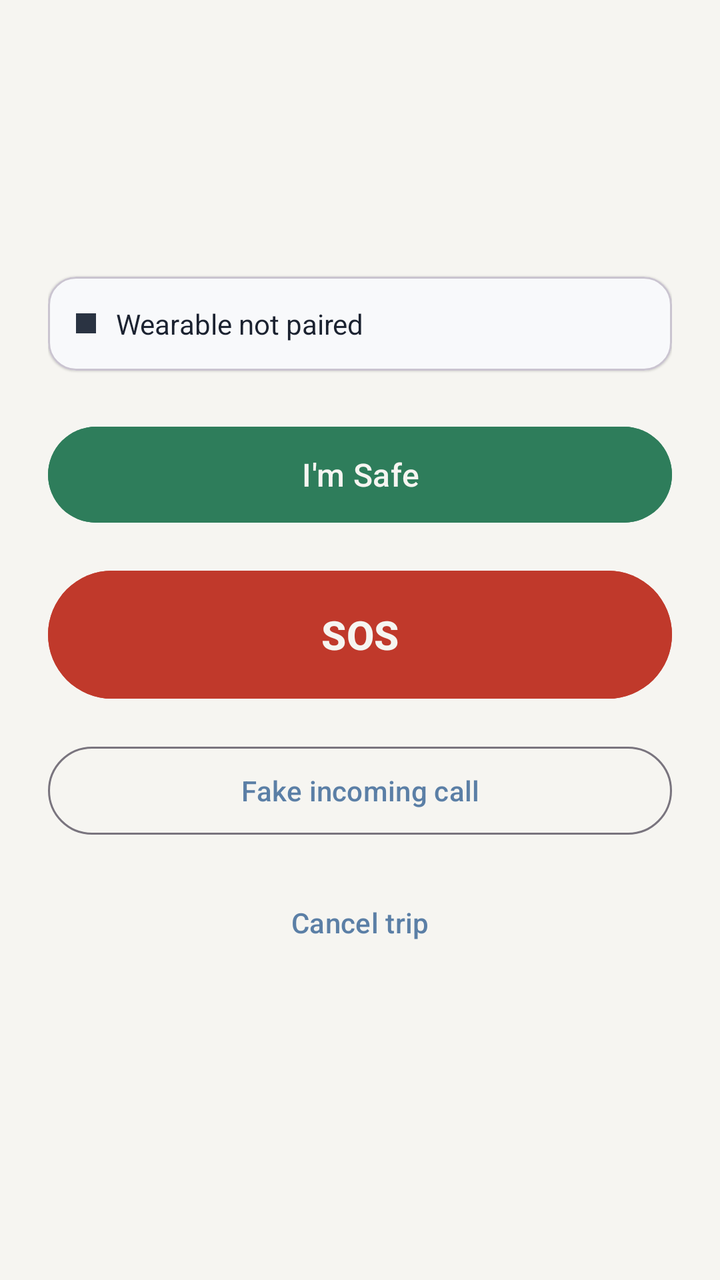
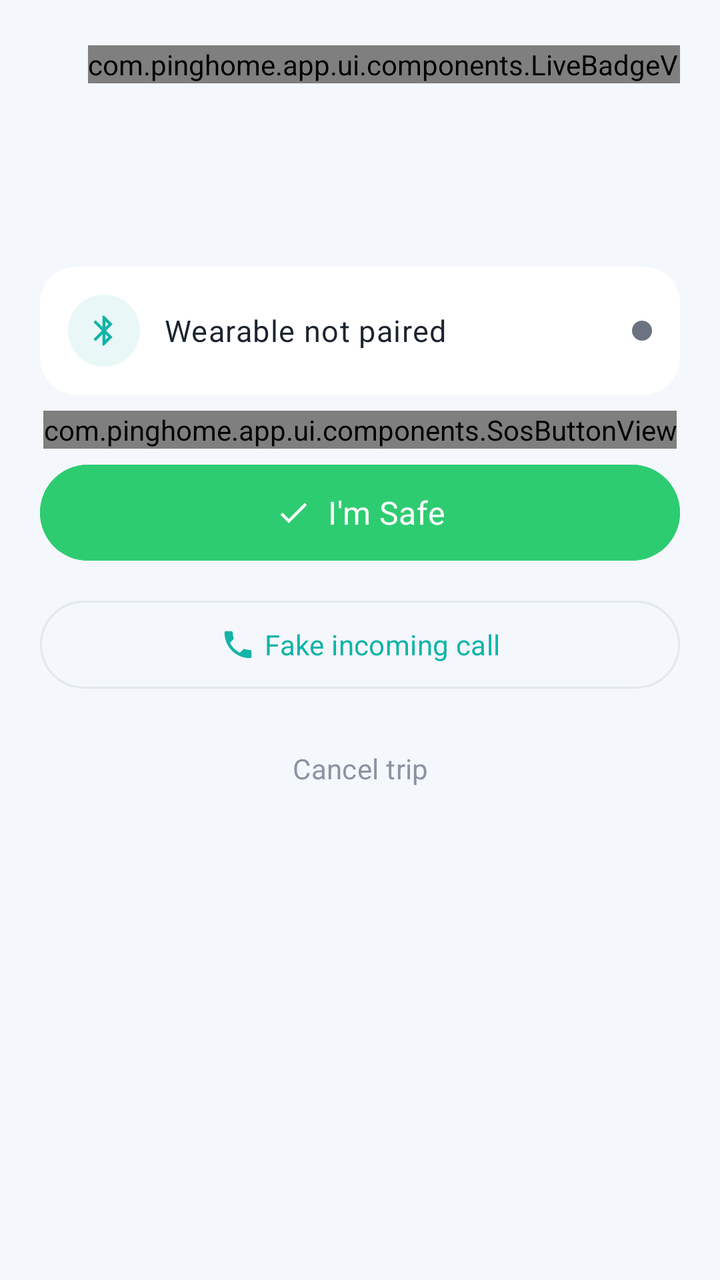

The first picture is an Android layout as it rendered before a commit; the second is the same layout after the commit. The layout source and the unified diff follow.
<!-- AndroidManifest.xml: application theme Theme.PingHome -->
<!-- res/layout/activity_active_trip.xml -->
<?xml version="1.0" encoding="utf-8"?>
<ScrollView xmlns:android="http://schemas.android.com/apk/res/android"
    xmlns:app="http://schemas.android.com/apk/res-auto"
    android:layout_width="match_parent"
    android:layout_height="match_parent"
    android:background="?attr/android:colorBackground">

    <LinearLayout
        android:layout_width="match_parent"
        android:layout_height="wrap_content"
        android:orientation="vertical"
        android:padding="24dp">

        <TextView
            android:id="@+id/statusPill"
            android:layout_width="wrap_content"
            android:layout_height="wrap_content"
            android:paddingHorizontal="14dp"
            android:paddingVertical="6dp"
            android:textColor="@color/off_white"
            android:textStyle="bold" />

        <TextView
            android:id="@+id/destinationText"
            android:layout_width="match_parent"
            android:layout_height="wrap_content"
            android:layout_marginTop="16dp"
            android:textSize="24sp"
            android:textStyle="bold"
            android:textColor="?attr/colorOnBackground" />

        <TextView
            android:id="@+id/expectedArrivalText"
            android:layout_width="match_parent"
            android:layout_height="wrap_content"
            android:textColor="?attr/colorOnBackground"
            android:alpha="0.7" />

        <com.google.android.material.card.MaterialCardView
            android:layout_width="match_parent"
            android:layout_height="wrap_content"
            android:layout_marginTop="16dp"
            app:cardCornerRadius="14dp"
            app:cardElevation="0.5dp">

            <LinearLayout
                android:layout_width="match_parent"
                android:layout_height="wrap_content"
                android:orientation="horizontal"
                android:gravity="center_vertical"
                android:padding="14dp">

                <View
                    android:id="@+id/wearableDot"
                    android:layout_width="10dp"
                    android:layout_height="10dp"
                    android:background="@color/charcoal_700" />

                <TextView
                    android:id="@+id/wearableStatusText"
                    android:layout_width="0dp"
                    android:layout_height="wrap_content"
                    android:layout_weight="1"
                    android:layout_marginStart="10dp"
                    android:text="Wearable not paired"
                    android:textColor="?attr/colorOnSurface" />
            </LinearLayout>
        </com.google.android.material.card.MaterialCardView>

        <com.google.android.material.button.MaterialButton
            android:id="@+id/imSafeButton"
            android:layout_width="match_parent"
            android:layout_height="56dp"
            android:layout_marginTop="24dp"
            android:backgroundTint="@color/safe_green"
            android:text="@string/action_im_safe"
            android:textSize="16sp" />

        <com.google.android.material.button.MaterialButton
            android:id="@+id/sosButton"
            android:layout_width="match_parent"
            android:layout_height="72dp"
            android:layout_marginTop="16dp"
            android:backgroundTint="@color/sos_red"
            android:text="@string/action_sos"
            android:textSize="20sp"
            android:textStyle="bold" />

        <com.google.android.material.button.MaterialButton
            android:id="@+id/fakeCallButton"
            style="@style/Widget.Material3.Button.OutlinedButton"
            android:layout_width="match_parent"
            android:layout_height="52dp"
            android:layout_marginTop="16dp"
            android:text="@string/action_fake_call" />

        <com.google.android.material.button.MaterialButton
            android:id="@+id/cancelTripButton"
            style="@style/Widget.Material3.Button.TextButton"
            android:layout_width="match_parent"
            android:layout_height="wrap_content"
            android:layout_marginTop="16dp"
            android:text="@string/action_cancel_trip" />

    </LinearLayout>
</ScrollView>
<!-- resources referenced by this layout -->
<resources>
  <color name="charcoal_700">#2A3342</color>
  <color name="off_white">#F6F5F1</color>
  <color name="safe_green">#2E7D5B</color>
  <color name="sos_red">#C0392B</color>
  <string name="action_sos">SOS</string>
  <style name="Theme.PingHome" parent="Theme.Material3.Light.NoActionBar">
          <item name="colorPrimary">@color/blue_muted</item>
          <item name="colorPrimaryDark">@color/navy_900</item>
          <item name="colorOnPrimary">@color/off_white</item>
          <item name="colorSecondary">@color/navy_800</item>
          <item name="colorSurface">@color/surface_light</item>
          <item name="android:colorBackground">@color/off_white</item>
          <item name="colorOnBackground">@color/text_primary_light</item>
          <item name="colorOnSurface">@color/text_primary_light</item>
          <item name="colorError">@color/sos_red</item>
          <item name="android:statusBarColor">@color/navy_900</item>
          <item name="android:windowLightStatusBar">false</item>
      </style>
  <color name="blue_muted">#5B7FA6</color>
  <color name="navy_900">#0F1B2D</color>
  <color name="navy_800">#16243B</color>
  <color name="surface_light">#FFFFFF</color>
  <color name="text_primary_light">#1B2230</color>
  <!-- unchanged entries left out for length: 3 -->
</resources>

<!-- the commit's change to res/layout/activity_active_trip.xml (unified diff, before → after) -->
@@ -9,39 +9,54 @@
         android:layout_width="match_parent"
         android:layout_height="wrap_content"
         android:orientation="vertical"
-        android:padding="24dp">
+        android:paddingHorizontal="20dp"
+        android:paddingTop="20dp"
+        android:paddingBottom="28dp">
 
-        <TextView
-            android:id="@+id/statusPill"
-            android:layout_width="wrap_content"
+        <LinearLayout
+            android:layout_width="match_parent"
             android:layout_height="wrap_content"
-            android:paddingHorizontal="14dp"
-            android:paddingVertical="6dp"
-            android:textColor="@color/off_white"
-            android:textStyle="bold" />
+            android:orientation="horizontal"
+            android:gravity="center_vertical">
+
+            <TextView
+                android:id="@+id/statusPill"
+                android:layout_width="wrap_content"
+                android:layout_height="wrap_content"
+                android:paddingHorizontal="12dp"
+                android:paddingVertical="5dp"
+                android:textAppearance="@style/TextAppearance.PingHome.LabelSmall"
+                android:textColor="@color/white" />
+
+            <Space
+                android:layout_width="0dp"
+                android:layout_height="1dp"
+                android:layout_weight="1" />
+
+            <com.pinghome.app.ui.components.LiveBadgeView
+                android:id="@+id/liveBadge"
+                android:layout_width="wrap_content"
+                android:layout_height="wrap_content" />
+        </LinearLayout>
 
         <TextView
             android:id="@+id/destinationText"
             android:layout_width="match_parent"
             android:layout_height="wrap_content"
             android:layout_marginTop="16dp"
-            android:textSize="24sp"
-            android:textStyle="bold"
-            android:textColor="?attr/colorOnBackground" />
+            android:textAppearance="@style/TextAppearance.PingHome.Headline" />
 
         <TextView
             android:id="@+id/expectedArrivalText"
             android:layout_width="match_parent"
             android:layout_height="wrap_content"
-            android:textColor="?attr/colorOnBackground"
-            android:alpha="0.7" />
+            android:layout_marginTop="4dp"
+            android:textAppearance="@style/TextAppearance.PingHome.BodyMuted" />
 
         <com.google.android.material.card.MaterialCardView
             android:layout_width="match_parent"
             android:layout_height="wrap_content"
-            android:layout_marginTop="16dp"
-            app:cardCornerRadius="14dp"
-            app:cardElevation="0.5dp">
+            android:layout_marginTop="16dp">
 
             <LinearLayout
                 android:layout_width="match_parent"
@@ -50,56 +65,72 @@
                 android:gravity="center_vertical"
                 android:padding="14dp">
 
-                <View
-                    android:id="@+id/wearableDot"
-                    android:layout_width="10dp"
-                    android:layout_height="10dp"
-                    android:background="@color/charcoal_700" />
+                <FrameLayout
+                    android:layout_width="36dp"
+                    android:layout_height="36dp"
+                    android:background="@drawable/bg_avatar">
+                    <ImageView
+                        android:layout_width="18dp"
+                        android:layout_height="18dp"
+                        android:layout_gravity="center"
+                        android:src="@drawable/ic_bluetooth"
+                        app:tint="?attr/colorPrimary"
+                        android:contentDescription="@null" />
+                </FrameLayout>
 
                 <TextView
                     android:id="@+id/wearableStatusText"
                     android:layout_width="0dp"
                     android:layout_height="wrap_content"
                     android:layout_weight="1"
-                    android:layout_marginStart="10dp"
+                    android:layout_marginStart="12dp"
                     android:text="Wearable not paired"
-                    android:textColor="?attr/colorOnSurface" />
+                    android:textAppearance="@style/TextAppearance.PingHome.Body" />
+
+                <View
+                    android:id="@+id/wearableDot"
+                    android:layout_width="10dp"
+                    android:layout_height="10dp"
+                    android:background="@drawable/bg_pill" />
             </LinearLayout>
         </com.google.android.material.card.MaterialCardView>
+
+        <com.pinghome.app.ui.components.SosButtonView
+            android:id="@+id/sosButton"
+            android:layout_width="wrap_content"
+            android:layout_height="wrap_content"
+            android:layout_gravity="center_horizontal"
+            android:layout_marginTop="8dp"
+            app:sosSize="170dp" />
 
         <com.google.android.material.button.MaterialButton
             android:id="@+id/imSafeButton"
             android:layout_width="match_parent"
             android:layout_height="56dp"
-            android:layout_marginTop="24dp"
+            android:layout_marginTop="4dp"
             android:backgroundTint="@color/safe_green"
+            app:icon="@drawable/ic_check"
+            app:iconGravity="textStart"
             android:text="@string/action_im_safe"
             android:textSize="16sp" />
 
         <com.google.android.material.button.MaterialButton
-            android:id="@+id/sosButton"
-            android:layout_width="match_parent"
-            android:layout_height="72dp"
-            android:layout_marginTop="16dp"
-            android:backgroundTint="@color/sos_red"
-            android:text="@string/action_sos"
-            android:textSize="20sp"
-            android:textStyle="bold" />
-
-        <com.google.android.material.button.MaterialButton
             android:id="@+id/fakeCallButton"
-            style="@style/Widget.Material3.Button.OutlinedButton"
+            style="@style/Widget.PingHome.Button.Outlined"
             android:layout_width="match_parent"
             android:layout_height="52dp"
-            android:layout_marginTop="16dp"
+            android:layout_marginTop="12dp"
+            app:icon="@drawable/ic_phone"
+            app:iconGravity="textStart"
             android:text="@string/action_fake_call" />
 
         <com.google.android.material.button.MaterialButton
             android:id="@+id/cancelTripButton"
-            style="@style/Widget.Material3.Button.TextButton"
+            style="@style/Widget.PingHome.Button.Text"
             android:layout_width="match_parent"
             android:layout_height="wrap_content"
-            android:layout_marginTop="16dp"
+            android:layout_marginTop="12dp"
+            android:textColor="?attr/colorMuted"
             android:text="@string/action_cancel_trip" />
 
     </LinearLayout>
<!-- resource entries referenced after the edit -->
@@ -1,28 +1,162 @@
 <!-- resources referenced by this layout -->
 <resources>
-  <color name="charcoal_700">#2A3342</color>
-  <color name="off_white">#F6F5F1</color>
-  <color name="safe_green">#2E7D5B</color>
-  <color name="sos_red">#C0392B</color>
-  <string name="action_sos">SOS</string>
+  <color name="safe_green">#2ECC71</color>
+  <color name="white">#FFFFFF</color>
+  <!-- drawable bg_avatar (drawable) -->
+  <?xml version="1.0" encoding="utf-8"?>
+  <shape xmlns:android="http://schemas.android.com/apk/res/android" android:shape="oval">
+      <solid android:color="?attr/colorPrimaryContainer" />
+  </shape>
+  <!-- drawable bg_pill (drawable) -->
+  <?xml version="1.0" encoding="utf-8"?>
+  <shape xmlns:android="http://schemas.android.com/apk/res/android" android:shape="rectangle">
+      <solid android:color="@color/neutral_pill" />
+      <corners android:radius="50dp" />
+  </shape>
+  <!-- drawable ic_bluetooth (drawable) -->
+  <?xml version="1.0" encoding="utf-8"?>
+  <vector xmlns:android="http://schemas.android.com/apk/res/android"
+      android:width="24dp" android:height="24dp"
+      android:viewportWidth="24" android:viewportHeight="24"
+      android:tint="?attr/colorControlNormal">
+      <path android:fillColor="@android:color/white" android:pathData="M17.71,7.71L12,2h-1v7.59L6.41,5 5,6.41 10.59,12 5,17.59 6.41,19 11,14.41V22h1l5.71,-5.71 -4.3,-4.29 4.3,-4.29zM13,5.83l1.88,1.88L13,9.59V5.83zM14.88,16.29L13,18.17v-3.76l1.88,1.88z" />
+  </vector>
+  <!-- drawable ic_check (drawable) -->
+  <?xml version="1.0" encoding="utf-8"?>
+  <vector xmlns:android="http://schemas.android.com/apk/res/android"
+      android:width="24dp" android:height="24dp"
+      android:viewportWidth="24" android:viewportHeight="24"
+      android:tint="?attr/colorControlNormal">
+      <path android:fillColor="@android:color/white" android:pathData="M9,16.17L4.83,12l-1.42,1.41L9,19 21,7l-1.41,-1.41z" />
+  </vector>
+  <!-- drawable ic_phone (drawable) -->
+  <?xml version="1.0" encoding="utf-8"?>
+  <vector xmlns:android="http://schemas.android.com/apk/res/android"
+      android:width="24dp" android:height="24dp"
+      android:viewportWidth="24" android:viewportHeight="24"
+      android:tint="?attr/colorControlNormal">
+      <path android:fillColor="@android:color/white" android:pathData="M6.62,10.79c1.44,2.83 3.76,5.14 6.59,6.59l2.2,-2.2c0.27,-0.27 0.67,-0.36 1.02,-0.24 1.12,0.37 2.33,0.57 3.57,0.57 0.55,0 1,0.45 1,1V20c0,0.55 -0.45,1 -1,1 -9.39,0 -17,-7.61 -17,-17 0,-0.55 0.45,-1 1,-1h3.5c0.55,0 1,0.45 1,1 0,1.25 0.2,2.45 0.57,3.57 0.11,0.35 0.03,0.74 -0.25,1.02l-2.2,2.2z" />
+  </vector>
+  <style name="TextAppearance.PingHome.Body" parent="TextAppearance.Material3.BodyLarge">
+          <item name="android:textSize">15sp</item>
+          <item name="android:textColor">?attr/colorOnSurface</item>
+      </style>
+  <style name="TextAppearance.PingHome.BodyMuted" parent="TextAppearance.Material3.BodyMedium">
+          <item name="android:textSize">13sp</item>
+          <item name="android:textColor">?attr/colorMuted</item>
+      </style>
+  <style name="TextAppearance.PingHome.Headline" parent="TextAppearance.Material3.HeadlineMedium">
+          <item name="android:textSize">26sp</item>
+          <item name="android:fontFamily">sans-serif</item>
+          <item name="android:textStyle">bold</item>
+          <item name="android:letterSpacing">-0.01</item>
+          <item name="android:textColor">?attr/colorOnBackground</item>
+      </style>
+  <style name="TextAppearance.PingHome.LabelSmall" parent="TextAppearance.Material3.LabelMedium">
+          <item name="android:textSize">11sp</item>
+          <item name="android:fontFamily">sans-serif-medium</item>
+      </style>
+  <style name="Widget.PingHome.Button.Outlined" parent="Widget.Material3.Button.OutlinedButton">
+          <item name="cornerRadius">28dp</item>
+          <item name="android:textAppearance">@style/TextAppearance.PingHome.Label</item>
+          <item name="android:minHeight">52dp</item>
+          <item name="strokeColor">?attr/colorOutline</item>
+      </style>
+  <style name="Widget.PingHome.Button.Text" parent="Widget.Material3.Button.TextButton">
+          <item name="cornerRadius">28dp</item>
+          <item name="android:textAppearance">@style/TextAppearance.PingHome.Label</item>
+      </style>
+  <color name="sos_red">#D81B3F</color>
+  <style name="Widget.PingHome.Button" parent="Widget.Material3.Button">
+          <item name="cornerRadius">28dp</item>
+          <item name="android:textAppearance">@style/TextAppearance.PingHome.Label</item>
+          <item name="android:paddingLeft">20dp</item>
+          <item name="android:paddingRight">20dp</item>
+          <item name="android:minHeight">52dp</item>
+      </style>
+  <style name="Widget.PingHome.Card" parent="Widget.Material3.CardView.Filled">
+          <item name="cardCornerRadius">18dp</item>
+          <item name="cardElevation">0dp</item>
+          <item name="cardBackgroundColor">?attr/colorSurface</item>
+          <item name="strokeWidth">0dp</item>
+      </style>
+  <style name="Widget.PingHome.TextInput" parent="Widget.Material3.TextInputLayout.OutlinedBox">
+          <item name="boxCornerRadiusTopStart">14dp</item>
+          <item name="boxCornerRadiusTopEnd">14dp</item>
+          <item name="boxCornerRadiusBottomStart">14dp</item>
+          <item name="boxCornerRadiusBottomEnd">14dp</item>
+          <item name="boxStrokeColor">?attr/colorPrimary</item>
+      </style>
+  <style name="Widget.PingHome.BottomNav" parent="Widget.Material3.BottomNavigationView">
+          <item name="android:background">@drawable/bg_bottom_nav</item>
+          <item name="itemIconTint">@color/bottom_nav_item</item>
+          <item name="itemTextColor">@color/bottom_nav_item</item>
+          <item name="itemActiveIndicatorStyle">@style/Widget.PingHome.BottomNav.Indicator</item>
+          <item name="labelVisibilityMode">labeled</item>
+          <item name="elevation">12dp</item>
+      </style>
+  <style name="Widget.PingHome.Fab" parent="Widget.Material3.FloatingActionButton.Primary">
+          <item name="backgroundTint">?attr/colorPrimary</item>
+          <item name="tint">@color/white</item>
+          <item name="shapeAppearanceOverlay">@style/ShapeAppearance.PingHome.Fab</item>
+      </style>
+  <!-- drawable bg_bottom_nav (drawable) -->
+  <?xml version="1.0" encoding="utf-8"?>
+  <shape xmlns:android="http://schemas.android.com/apk/res/android" android:shape="rectangle">
+      <solid android:color="?attr/colorSurface" />
+      <corners android:topLeftRadius="24dp" android:topRightRadius="24dp" />
+  </shape>
+  <style name="Widget.PingHome.BottomNav.Indicator" parent="Widget.Material3.BottomNavigationView.ActiveIndicator">
+          <item name="android:color">@color/bottom_nav_indicator</item>
+      </style>
+  <style name="ShapeAppearance.PingHome.Fab" parent="">
+          <item name="cornerFamily">rounded</item>
+          <item name="cornerSize">18dp</item>
+      </style>
   <style name="Theme.PingHome" parent="Theme.Material3.Light.NoActionBar">
-          <item name="colorPrimary">@color/blue_muted</item>
-          <item name="colorPrimaryDark">@color/navy_900</item>
-          <item name="colorOnPrimary">@color/off_white</item>
-          <item name="colorSecondary">@color/navy_800</item>
-          <item name="colorSurface">@color/surface_light</item>
-          <item name="android:colorBackground">@color/off_white</item>
-          <item name="colorOnBackground">@color/text_primary_light</item>
-          <item name="colorOnSurface">@color/text_primary_light</item>
+          <item name="colorPrimary">@color/light_primary</item>
+          <item name="colorPrimaryDark">@color/light_primary_variant</item>
+          <item name="colorOnPrimary">@color/white</item>
+          <item name="colorPrimaryContainer">@color/light_card_alt</item>
+          <item name="colorOnPrimaryContainer">@color/light_primary_variant</item>
+          <item name="colorSecondary">@color/light_secondary</item>
+          <item name="colorOnSecondary">@color/white</item>
+          <item name="colorSurface">@color/light_surface</item>
+          <item name="colorSurfaceVariant">@color/light_card_alt</item>
+          <item name="colorOnSurfaceVariant">@color/light_muted</item>
+          <item name="android:colorBackground">@color/light_background</item>
+          <item name="colorOnBackground">@color/light_on_background</item>
+          <item name="colorOnSurface">@color/light_on_background</item>
+          <item name="colorOutline">@color/light_divider</item>
           <item name="colorError">@color/sos_red</item>
-          <item name="android:statusBarColor">@color/navy_900</item>
-          <item name="android:windowLightStatusBar">false</item>
+          <item name="colorMuted">@color/light_muted</item>
+          <item name="colorCardAlt">@color/light_card_alt</item>
+          <item name="android:statusBarColor">@color/light_background</item>
+          <item name="android:navigationBarColor">@color/light_surface</item>
+          <item name="android:windowLightStatusBar">true</item>
+          <item name="android:windowLightNavigationBar">true</item>
+          <item name="android:fontFamily">sans-serif</item>
+          <item name="materialButtonStyle">@style/Widget.PingHome.Button</item>
+          <item name="materialCardViewStyle">@style/Widget.PingHome.Card</item>
+          <item name="textInputStyle">@style/Widget.PingHome.TextInput</item>
+          <item name="bottomNavigationStyle">@style/Widget.PingHome.BottomNav</item>
+          <item name="floatingActionButtonStyle">@style/Widget.PingHome.Fab</item>
       </style>
-  <color name="blue_muted">#5B7FA6</color>
-  <color name="navy_900">#0F1B2D</color>
-  <color name="navy_800">#16243B</color>
-  <color name="surface_light">#FFFFFF</color>
-  <color name="text_primary_light">#1B2230</color>
+  <color name="neutral_pill">#6B7280</color>
+  <style name="TextAppearance.PingHome.Label" parent="TextAppearance.Material3.LabelLarge">
+          <item name="android:textSize">14sp</item>
+          <item name="android:fontFamily">sans-serif-medium</item>
+          <item name="android:letterSpacing">0.01</item>
+      </style>
+  <color name="light_primary">#12B3A8</color>
+  <color name="light_primary_variant">#0E8C84</color>
+  <color name="light_card_alt">#E9F8F6</color>
+  <color name="light_secondary">#6C5CE7</color>
+  <color name="light_surface">#FFFFFF</color>
+  <color name="light_muted">#8B94A3</color>
+  <color name="light_background">#F4F7FB</color>
+  <color name="light_on_background">#1B2430</color>
+  <color name="light_divider">#E3E8EF</color>
   <!-- unchanged entries left out for length: 3 -->
 </resources>
 
